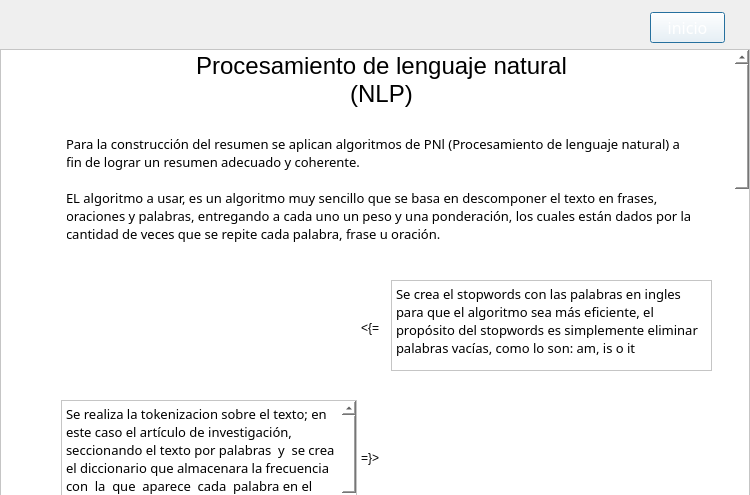
First picture: the form in Views/QtViews/Algoritmo_Window.ui, repository Napssters/Abstrac_Cientifico, before the edit.
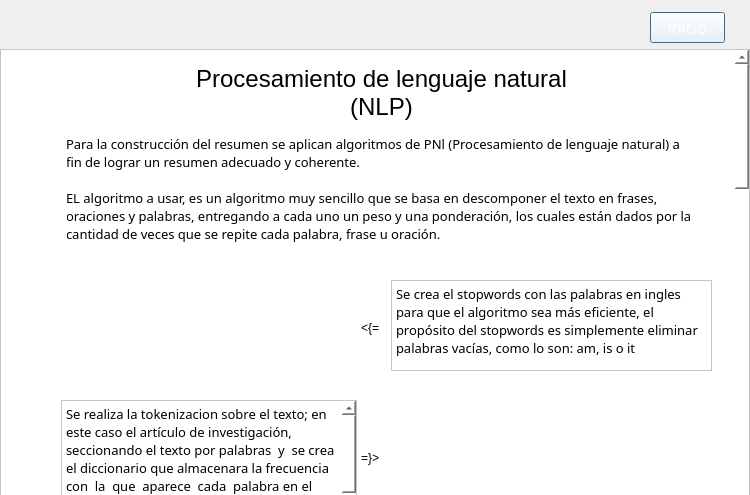
Second picture: the form after the edit. Icons and pictures are not drawn.

Patch:
```diff
--- a/Views/QtViews/Algoritmo_Window.ui
+++ b/Views/QtViews/Algoritmo_Window.ui
@@ -95,7 +95,7 @@
      <property name="geometry">
       <rect>
        <x>190</x>
-       <y>0</y>
+       <y>13</y>
        <width>381</width>
        <height>61</height>
       </rect>
```
Left out of the diff: 4 changed lines with no effect on the pictures.
